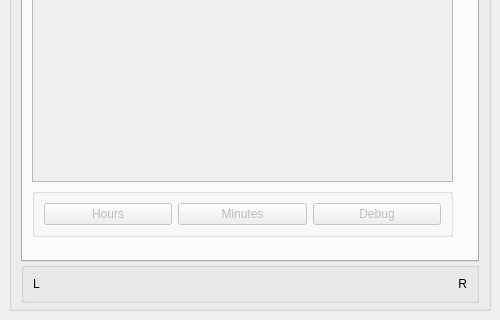
Above: GUI/Main.ui from hratcliffe/TimeTrackerTwo before the change; both pictures show x 0 to 500 and y 280 to 600 of the 500 by 600 pixel window. Below: the same form after it.
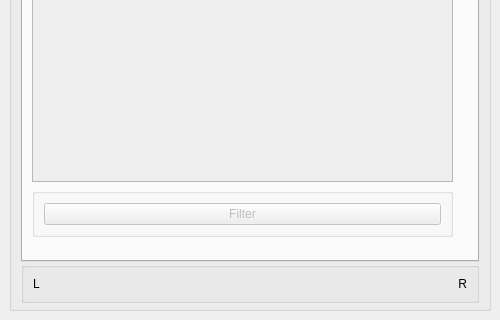
That is the form after the change. The open tabs and pages were chosen to show the change.

```diff
--- a/GUI/Main.ui
+++ b/GUI/Main.ui
@@ -390,27 +390,7 @@
                   <bool>false</bool>
                  </property>
                  <property name="text">
-                  <string>Hours</string>
-                 </property>
-                </widget>
-               </item>
-               <item>
-                <widget class="QPushButton" name="s_minutes_button">
-                 <property name="enabled">
-                  <bool>false</bool>
-                 </property>
-                 <property name="text">
-                  <string>Minutes</string>
-                 </property>
-                </widget>
-               </item>
-               <item>
-                <widget class="QPushButton" name="s_debug_button">
-                 <property name="enabled">
-                  <bool>false</bool>
-                 </property>
-                 <property name="text">
-                  <string>Debug</string>
+                  <string>Filter</string>
                  </property>
                 </widget>
                </item>
```
Left out of the diff: 4 changed lines with no effect on the pictures.
